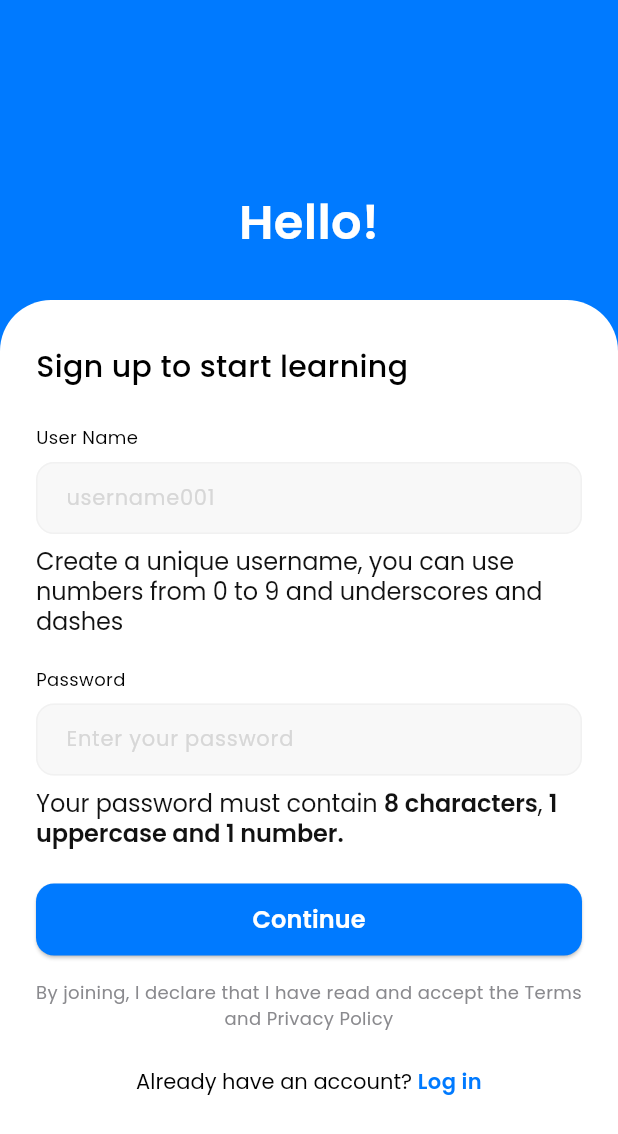
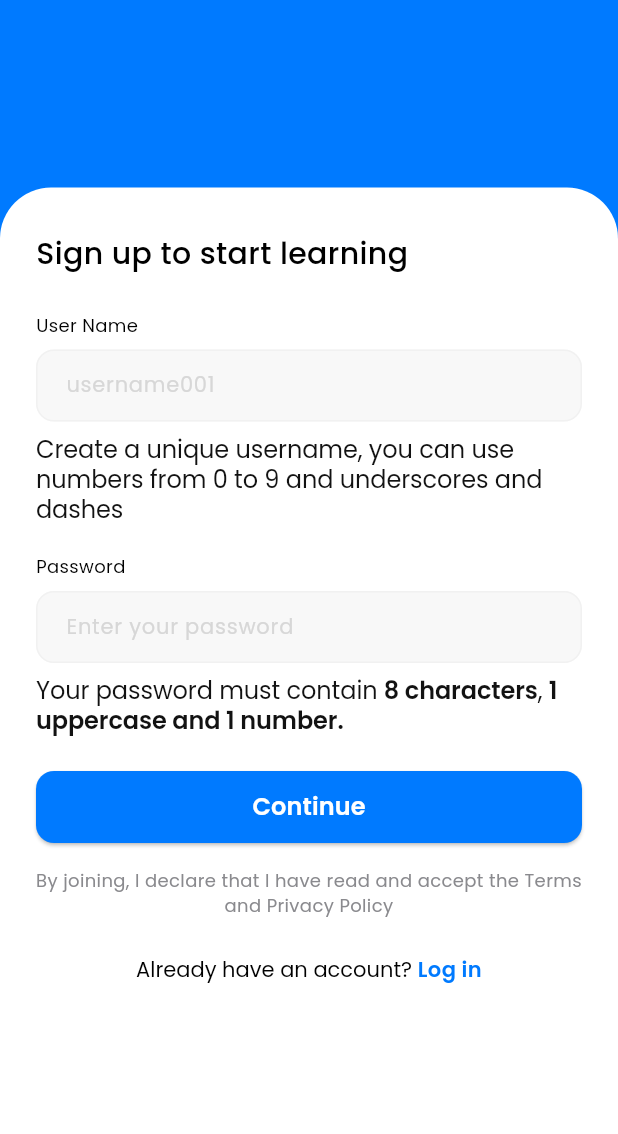
Before and after one commit to chaevirayo/new_asl, a Flutter app: the UserPass screen opened directly, on a phone screen of 412 x 824 dp. Shown: the top 1134 px of the screen. Run offline on Flutter 3.47's test engine with Material 3 defaults, Android fonts, the phone set to English and light mode, and no system bars; our stand-ins replace google_fonts.

Commit message:
Update userpass.dart
maayos na ata ????

```diff
--- a/lib/userpass.dart
+++ b/lib/userpass.dart
@@ -1,6 +1,6 @@
 import 'package:flutter/material.dart';
 import 'package:google_fonts/google_fonts.dart';
-import 'main.dart';
+import 'aboutuser1.dart'; // Ensure you have a file named about1.dart
 
 class UserPass extends StatelessWidget {
   const UserPass({super.key});
@@ -13,21 +13,6 @@ class UserPass extends StatelessWidget {
         children: [
           Positioned(
             top: 125,
-            left: 0,
-            right: 0,
-            child: Center(
-              child: Text(
-                'Hello!',
-                style: GoogleFonts.poppins(
-                  fontSize: 32,
-                  fontWeight: FontWeight.w600,
-                  color: Colors.white,
-                ),
-              ),
-            ),
-          ),
-          Positioned(
-            top: 200,
             left: 0,
             right: 0,
             bottom: 0,
@@ -67,10 +52,10 @@ class UserPass extends StatelessWidget {
                             ),
                           ),
                           onPressed: () {
-                            print('Continue button pressed - Navigating to HomePage...');
+                            print('Continue button pressed - Navigating to UserPass...');
                             Navigator.push(
                               context,
-                              MaterialPageRoute(builder: (context) => const ()),
+                              MaterialPageRoute(builder: (context) => const About1()),
                             );
                           },
                           child: Text(
```
